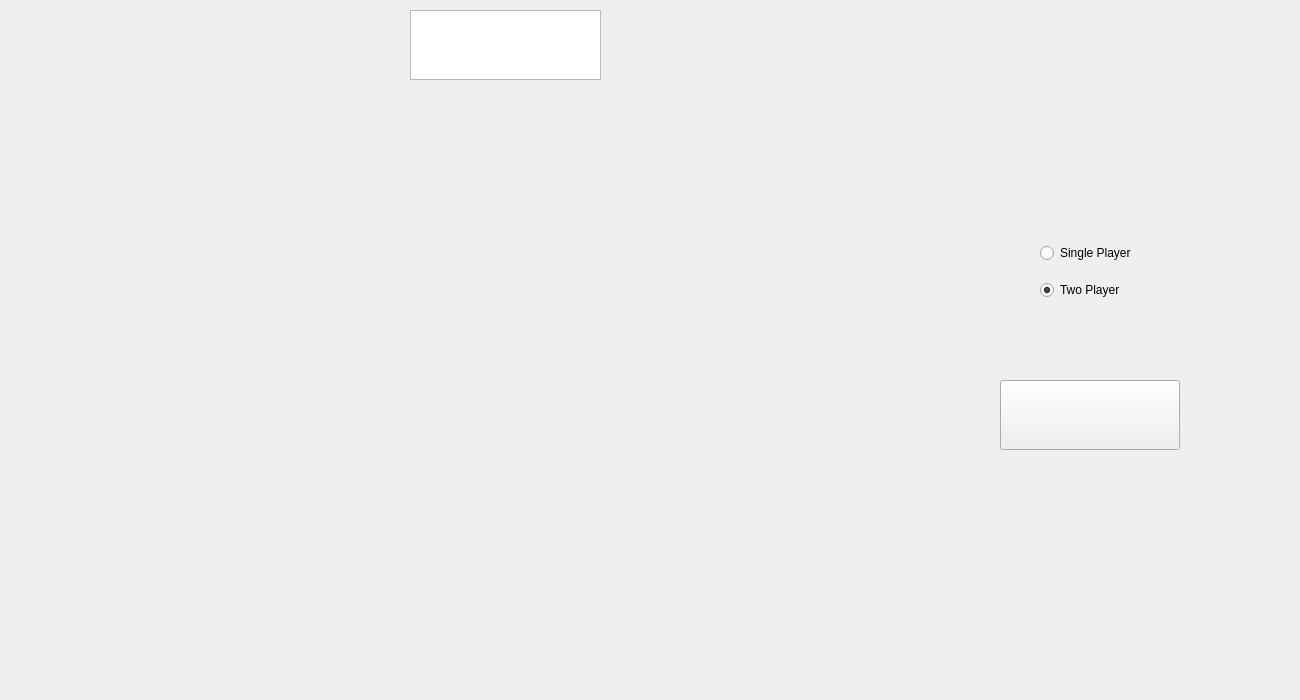
First picture: the form in othello_widget.ui, repository fabulousfeng/Othello, before the edit.
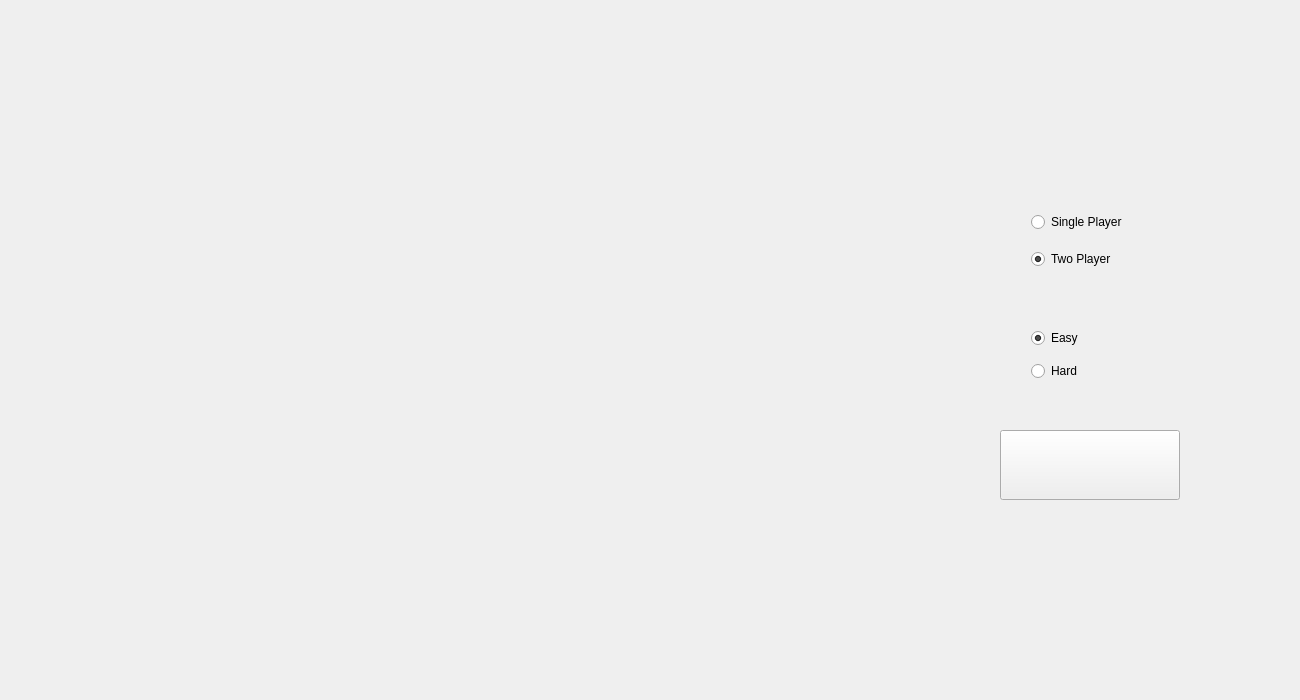
Second picture: the form after the edit.

Commit message: easy robot

The edit to the form file:
```diff
--- a/othello_widget.ui
+++ b/othello_widget.ui
@@ -49,7 +49,7 @@
    <property name="geometry">
     <rect>
      <x>1000</x>
-     <y>380</y>
+     <y>430</y>
      <width>180</width>
      <height>70</height>
     </rect>
@@ -58,21 +58,28 @@
     <string/>
    </property>
   </widget>
-  <widget class="QTextEdit" name="textEdit">
+  <widget class="QLabel" name="label">
    <property name="geometry">
     <rect>
-     <x>410</x>
-     <y>10</y>
-     <width>191</width>
-     <height>70</height>
+     <x>500</x>
+     <y>30</y>
+     <width>300</width>
+     <height>50</height>
     </rect>
    </property>
+   <property name="styleSheet">
+    <string notr="true">font-size: 25px;
+color: red</string>
+   </property>
+   <property name="text">
+    <string/>
+   </property>
   </widget>
   <widget class="QWidget" name="">
    <property name="geometry">
     <rect>
-     <x>1029</x>
-     <y>221</y>
+     <x>1020</x>
+     <y>190</y>
      <width>141</width>
      <height>101</height>
     </rect>
@@ -106,6 +113,38 @@
     </item>
    </layout>
   </widget>
+  <widget class="QWidget" name="">
+   <property name="geometry">
+    <rect>
+     <x>1020</x>
+     <y>310</y>
+     <width>141</width>
+     <height>91</height>
+    </rect>
+   </property>
+   <layout class="QVBoxLayout" name="verticalLayout_2">
+    <item>
+     <widget class="QRadioButton" name="radioButton_3">
+      <property name="text">
+       <string>Easy</string>
+      </property>
+      <property name="checkable">
+       <bool>true</bool>
+      </property>
+      <property name="checked">
+       <bool>true</bool>
+      </property>
+     </widget>
+    </item>
+    <item>
+     <widget class="QRadioButton" name="radioButton_4">
+      <property name="text">
+       <string>Hard</string>
+      </property>
+     </widget>
+    </item>
+   </layout>
+  </widget>
  </widget>
  <layoutdefault spacing="6" margin="11"/>
  <resources/>
```
The commit also changes 7 other files.
